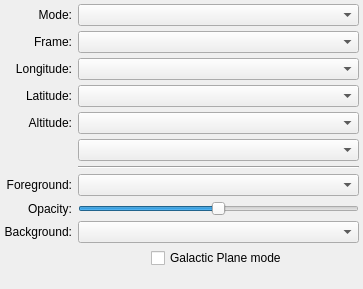
glue-viz/glue-wwt, file glue_wwt/viewer/options_widget.ui: the form before one commit.
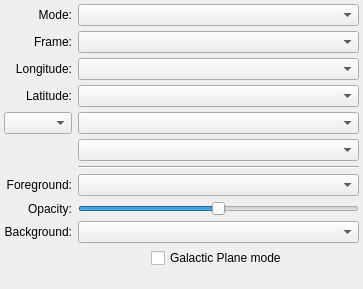
The form after the commit.

Commit message: Added support for changing altitude to depth or distance

```diff
--- a/glue_wwt/viewer/options_widget.ui
+++ b/glue_wwt/viewer/options_widget.ui
@@ -119,16 +119,6 @@
      </property>
     </widget>
    </item>
-   <item row="4" column="0">
-    <widget class="QLabel" name="label_alt_att">
-     <property name="text">
-      <string>Altitude:</string>
-     </property>
-     <property name="alignment">
-      <set>Qt::AlignRight|Qt::AlignTrailing|Qt::AlignVCenter</set>
-     </property>
-    </widget>
-   </item>
    <item row="4" column="1">
     <widget class="QComboBox" name="combosel_alt_att"/>
    </item>
@@ -245,7 +235,18 @@
     </widget>
    </item>
    <item row="5" column="1">
-    <widget class="QComboBox" name="combosel_alt_unit"/>
+    <widget class="QComboBox" name="combosel_alt_unit">
+      <property name="sizeAdjustPolicy">
+       <enum>QComboBox::AdjustToMinimumContentsLength</enum>
+      </property>
+    </widget>
+   </item>
+   <item row="4" column="0">
+    <widget class="QComboBox" name="combosel_alt_type">
+      <property name="sizeAdjustPolicy">
+       <enum>QComboBox::AdjustToMinimumContentsLength</enum>
+      </property>
+    </widget>
    </item>
   </layout>
  </widget>
```
Left out of the diff: 24 changed lines with no effect on the pictures. The commit also changes 3 other files.
